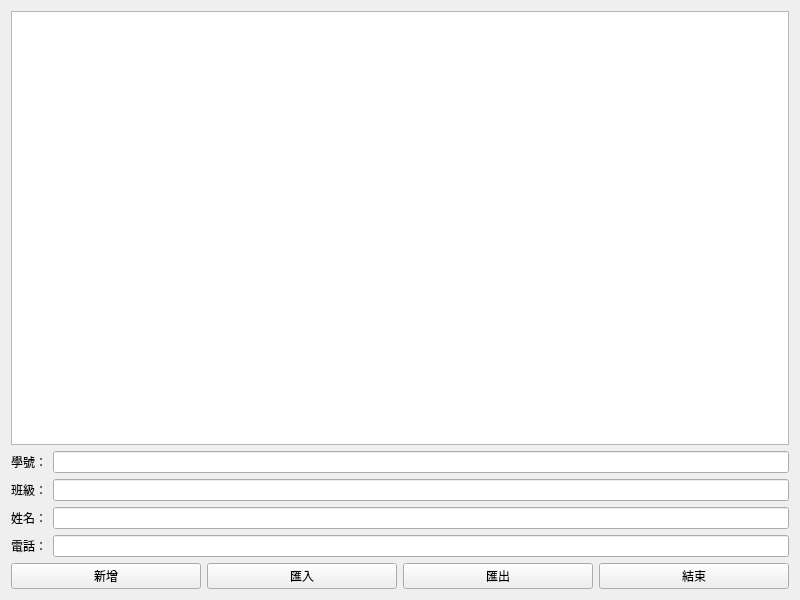
Qt form widget.ui (kihochalong/ContactBook) before a commit.
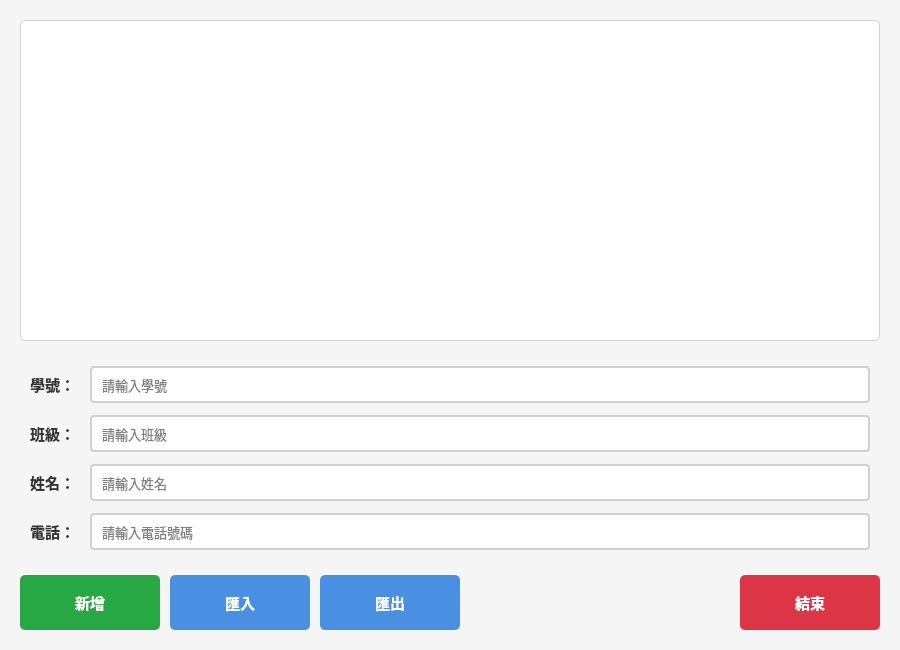
The same form after that commit.

Commit message: Improve UI design with modern styling and better layout

Patch:
```diff
--- a/widget.ui
+++ b/widget.ui
@@ -6,63 +6,232 @@
    <rect>
     <x>0</x>
     <y>0</y>
-    <width>800</width>
-    <height>600</height>
+    <width>900</width>
+    <height>650</height>
    </rect>
   </property>
+  <property name="minimumSize">
+   <size>
+    <width>700</width>
+    <height>500</height>
+   </size>
+  </property>
   <property name="windowTitle">
-   <string>Widget</string>
+   <string>通訊錄管理系統 - Contact Book Manager</string>
+  </property>
+  <property name="styleSheet">
+   <string notr="true">QWidget {
+    background-color: #f5f5f5;
+    font-family: &quot;Microsoft JhengHei&quot;, &quot;微軟正黑體&quot;, Arial, sans-serif;
+}
+
+QTableWidget {
+    background-color: white;
+    border: 1px solid #d0d0d0;
+    border-radius: 5px;
+    gridline-color: #e0e0e0;
+    selection-background-color: #4a90e2;
+    selection-color: white;
+}
+
+QTableWidget::item {
+    padding: 5px;
+}
+
+QTableWidget QHeaderView::section {
+    background-color: #3a7bd5;
+    color: white;
+    padding: 8px;
+    border: none;
+    font-weight: bold;
+    font-size: 11pt;
+}
+
+QTableWidget::item:alternate {
+    background-color: #f9f9f9;
+}
+
+QLabel {
+    font-size: 11pt;
+    font-weight: 500;
+    color: #333;
+}
+
+QLineEdit {
+    padding: 8px;
+    border: 2px solid #d0d0d0;
+    border-radius: 4px;
+    background-color: white;
+    font-size: 10pt;
+    selection-background-color: #4a90e2;
+}
+
+QLineEdit:focus {
+    border: 2px solid #4a90e2;
+}
+
+QPushButton {
+    background-color: #4a90e2;
+    color: white;
+    border: none;
+    padding: 10px 20px;
+    border-radius: 5px;
+    font-size: 11pt;
+    font-weight: 500;
+    min-width: 100px;
+    min-height: 35px;
+}
+
+QPushButton:hover {
+    background-color: #357abd;
+}
+
+QPushButton:pressed {
+    background-color: #2e6ba9;
+}
+
+QPushButton#pushButton {
+    background-color: #28a745;
+}
+
+QPushButton#pushButton:hover {
+    background-color: #218838;
+}
+
+QPushButton#pushButton:pressed {
+    background-color: #1e7e34;
+}
+
+QPushButton#pushButton_4 {
+    background-color: #dc3545;
+}
+
+QPushButton#pushButton_4:hover {
+    background-color: #c82333;
+}
+
+QPushButton#pushButton_4:pressed {
+    background-color: #bd2130;
+}</string>
   </property>
   <layout class="QVBoxLayout" name="verticalLayout">
+   <property name="spacing">
+    <number>15</number>
+   </property>
+   <property name="leftMargin">
+    <number>20</number>
+   </property>
+   <property name="topMargin">
+    <number>20</number>
+   </property>
+   <property name="rightMargin">
+    <number>20</number>
+   </property>
+   <property name="bottomMargin">
+    <number>20</number>
+   </property>
    <item>
-    <widget class="QTableWidget" name="tableWidget"/>
+    <widget class="QTableWidget" name="tableWidget">
+     <property name="alternatingRowColors">
+      <bool>true</bool>
+     </property>
+    </widget>
    </item>
    <item>
     <layout class="QFormLayout" name="formLayout">
+     <property name="horizontalSpacing">
+      <number>15</number>
+     </property>
+     <property name="verticalSpacing">
+      <number>12</number>
+     </property>
+     <property name="leftMargin">
+      <number>10</number>
+     </property>
+     <property name="topMargin">
+      <number>10</number>
+     </property>
+     <property name="rightMargin">
+      <number>10</number>
+     </property>
+     <property name="bottomMargin">
+      <number>10</number>
+     </property>
      <item row="0" column="0">
       <widget class="QLabel" name="label">
        <property name="text">
         <string>學號：</string>
        </property>
+       <property name="alignment">
+        <set>Qt::AlignRight|Qt::AlignTrailing|Qt::AlignVCenter</set>
+       </property>
       </widget>
      </item>
      <item row="0" column="1">
-      <widget class="QLineEdit" name="lineEdit"/>
+      <widget class="QLineEdit" name="lineEdit">
+       <property name="placeholderText">
+        <string>請輸入學號</string>
+       </property>
+      </widget>
      </item>
      <item row="1" column="0">
       <widget class="QLabel" name="label_2">
        <property name="text">
         <string>班級：</string>
        </property>
+       <property name="alignment">
+        <set>Qt::AlignRight|Qt::AlignTrailing|Qt::AlignVCenter</set>
+       </property>
       </widget>
      </item>
      <item row="1" column="1">
-      <widget class="QLineEdit" name="lineEdit_2"/>
+      <widget class="QLineEdit" name="lineEdit_2">
+       <property name="placeholderText">
+        <string>請輸入班級</string>
+       </property>
+      </widget>
      </item>
      <item row="2" column="0">
       <widget class="QLabel" name="label_4">
        <property name="text">
         <string>姓名：</string>
        </property>
+       <property name="alignment">
+        <set>Qt::AlignRight|Qt::AlignTrailing|Qt::AlignVCenter</set>
+       </property>
       </widget>
      </item>
      <item row="2" column="1">
-      <widget class="QLineEdit" name="lineEdit_3"/>
+      <widget class="QLineEdit" name="lineEdit_3">
+       <property name="placeholderText">
+        <string>請輸入姓名</string>
+       </property>
+      </widget>
      </item>
      <item row="3" column="0">
       <widget class="QLabel" name="label_3">
        <property name="text">
         <string>電話：</string>
        </property>
+       <property name="alignment">
+        <set>Qt::AlignRight|Qt::AlignTrailing|Qt::AlignVCenter</set>
+       </property>
       </widget>
      </item>
      <item row="3" column="1">
-      <widget class="QLineEdit" name="lineEdit_4"/>
+      <widget class="QLineEdit" name="lineEdit_4">
+       <property name="placeholderText">
+        <string>請輸入電話號碼</string>
+       </property>
+      </widget>
      </item>
     </layout>
    </item>
    <item>
     <layout class="QHBoxLayout" name="horizontalLayout_2">
+     <property name="spacing">
+      <number>10</number>
+     </property>
      <item>
       <widget class="QPushButton" name="pushButton">
        <property name="text">
@@ -84,6 +253,19 @@
        </property>
       </widget>
      </item>
+     <item>
+      <spacer name="horizontalSpacer">
+       <property name="orientation">
+        <enum>Qt::Horizontal</enum>
+       </property>
+       <property name="sizeHint" stdset="0">
+        <size>
+         <width>40</width>
+         <height>20</height>
+        </size>
+       </property>
+      </spacer>
+     </item>
      <item>
       <widget class="QPushButton" name="pushButton_4">
        <property name="text">
```
Left out of the diff: 12 changed lines with no effect on the pictures.
